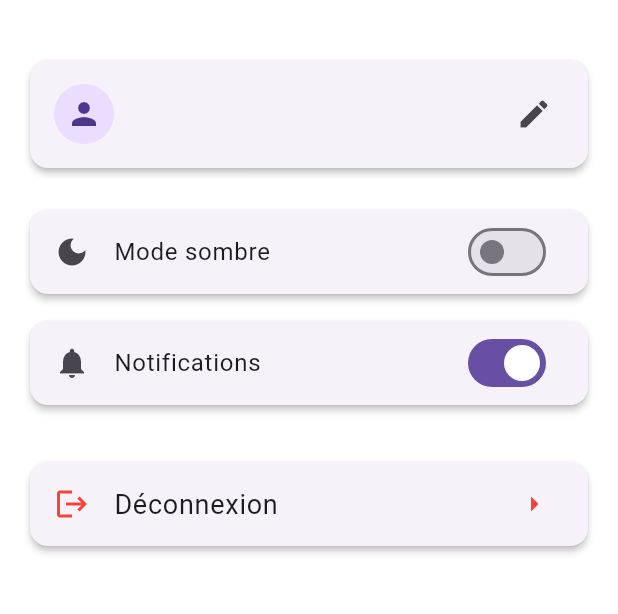
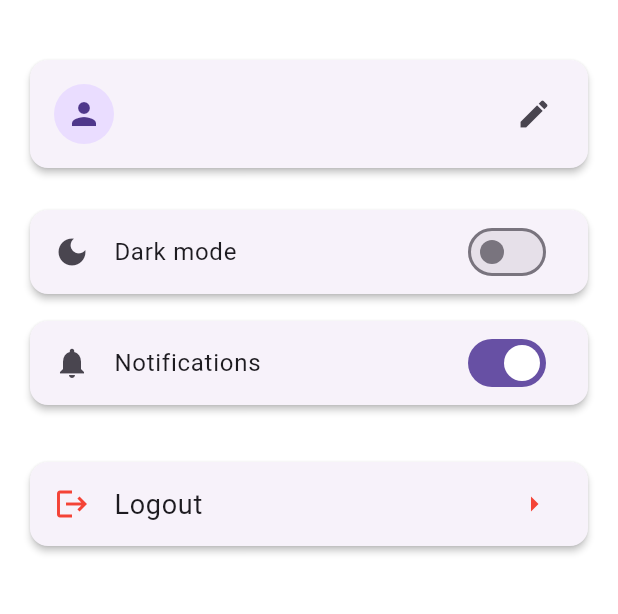
Before and after one commit to FakhfakhOussema/Flutter, a Flutter app: the SettingScreen screen opened by its route, on a phone screen of 412 x 824 dp, the part 84-698 px from its top. Run offline on Flutter 3.47's test engine with Material 3 defaults, Android fonts, the light colour scheme and no system bars; our stand-ins replace camera, cloud_firestore, firebase_auth, firebase_core, flutter_local_notifications, sqflite and 1 more; missing offline and left inert: google_mlkit_barcode_scanning, google_mlkit_commons, google_mlkit_face_detection; accounts and stored records are empty.

Commit message:
initial commit

```diff
--- a/lib/CRM Medical/layout/drawer.dart
+++ b/lib/CRM Medical/layout/drawer.dart
@@ -26,7 +26,7 @@ class AppDrawer extends StatelessWidget {
                 ),
                 const SizedBox(height: 10),
                 Text(
-                  user?.email ?? 'Utilisateur',
+                  user?.email ?? 'USER',
                   style: const TextStyle(
                     color: Colors.white,
                     fontSize: 16,
@@ -68,7 +68,7 @@ class AppDrawer extends StatelessWidget {
             route: '/Seetings',
           ),
           ListTile(
-            title: const Text('Déconnexion', style: TextStyle(fontSize: 18)),
+            title: const Text('Logout', style: TextStyle(fontSize: 18)),
             leading: const Icon(Icons.logout, color: Colors.blue),
             trailing: const Icon(Icons.arrow_right, color: Colors.blue),
             onTap: () async {
--- a/lib/CRM Medical/modules/Seetings/seeting_screen.dart
+++ b/lib/CRM Medical/modules/Seetings/seeting_screen.dart
@@ -37,7 +37,7 @@ class _SettingScreenState extends State<SettingScreen> {
                 leading: const CircleAvatar(
                   child: Icon(Icons.person),
                 ),
-                title: Text(user?.displayName ?? 'Utilisateur'),
+                title: Text(user?.displayName ?? 'USER'),
                 subtitle: Text(user?.email ?? 'email@example.com'),
                 trailing: const Icon(Icons.edit),
                 onTap: () {
@@ -54,7 +54,7 @@ class _SettingScreenState extends State<SettingScreen> {
                 borderRadius: BorderRadius.circular(12),
               ),
               child: SwitchListTile(
-                title: const Text('Mode sombre'),
+                title: const Text('Dark mode'),
                 secondary: const Icon(Icons.dark_mode),
                 value: _darkMode,
                 onChanged: (val) {
@@ -67,7 +67,7 @@ class _SettingScreenState extends State<SettingScreen> {
 
             const SizedBox(height: 10),
 
-            /// ================== NOTIFICATIONS ==================
+            // Notification
             Card(
               elevation: 2,
               shape: RoundedRectangleBorder(
@@ -94,7 +94,7 @@ class _SettingScreenState extends State<SettingScreen> {
               ),
               child: ListTile(
                 title: const Text(
-                  'Déconnexion',
+                  'Logout',
                   style: TextStyle(fontSize: 18),
                 ),
                 leading: const Icon(Icons.logout, color: Colors.red),
```
Also changed, not shown: lib/CRM Medical/modules/Home/home_screen.dart (+6 -3 lines).
